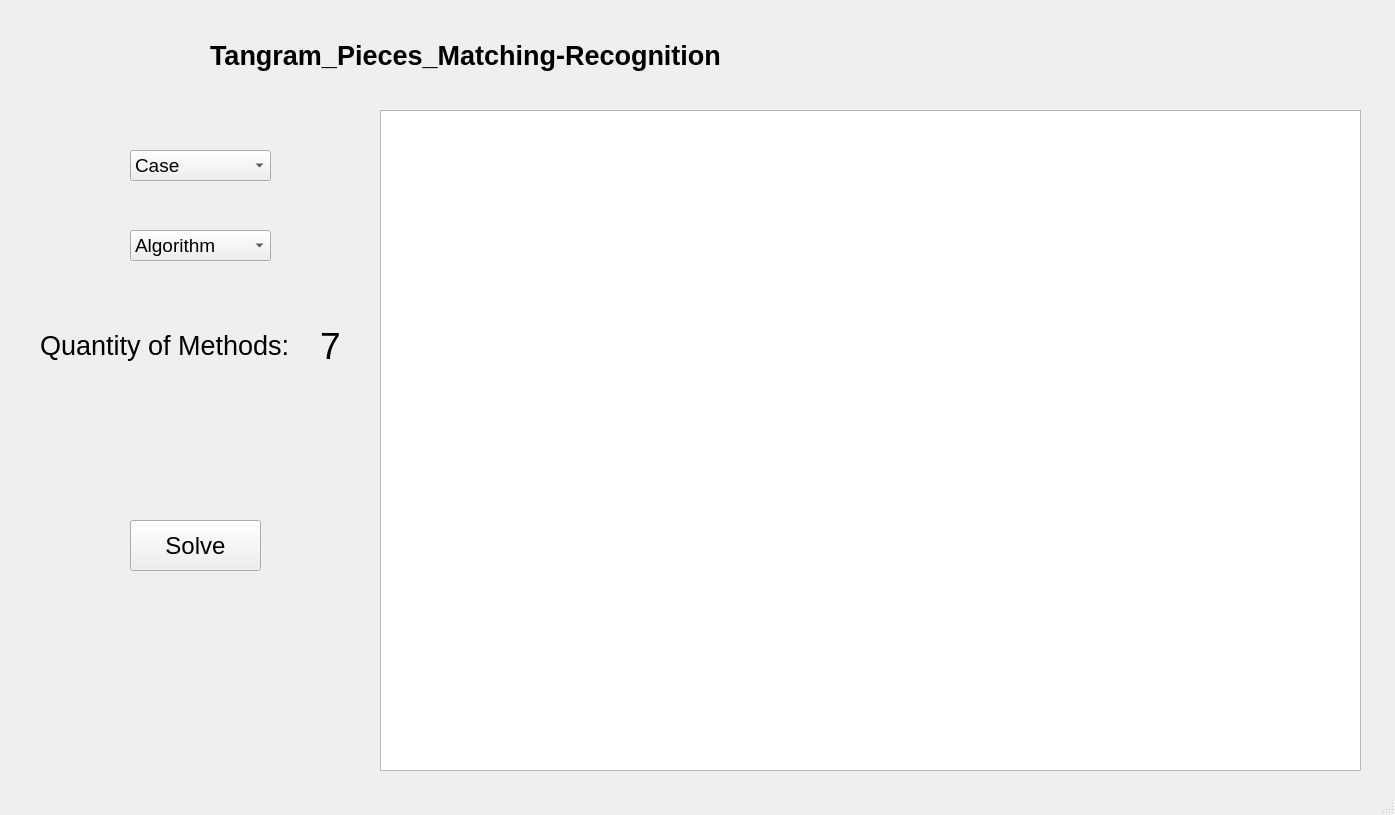
The window that Tangram/gui.ui (MUST-Quick-Fry/Tangram_Pieces_Matching_Recognition) describes before a commit, drawn with Qt 5.
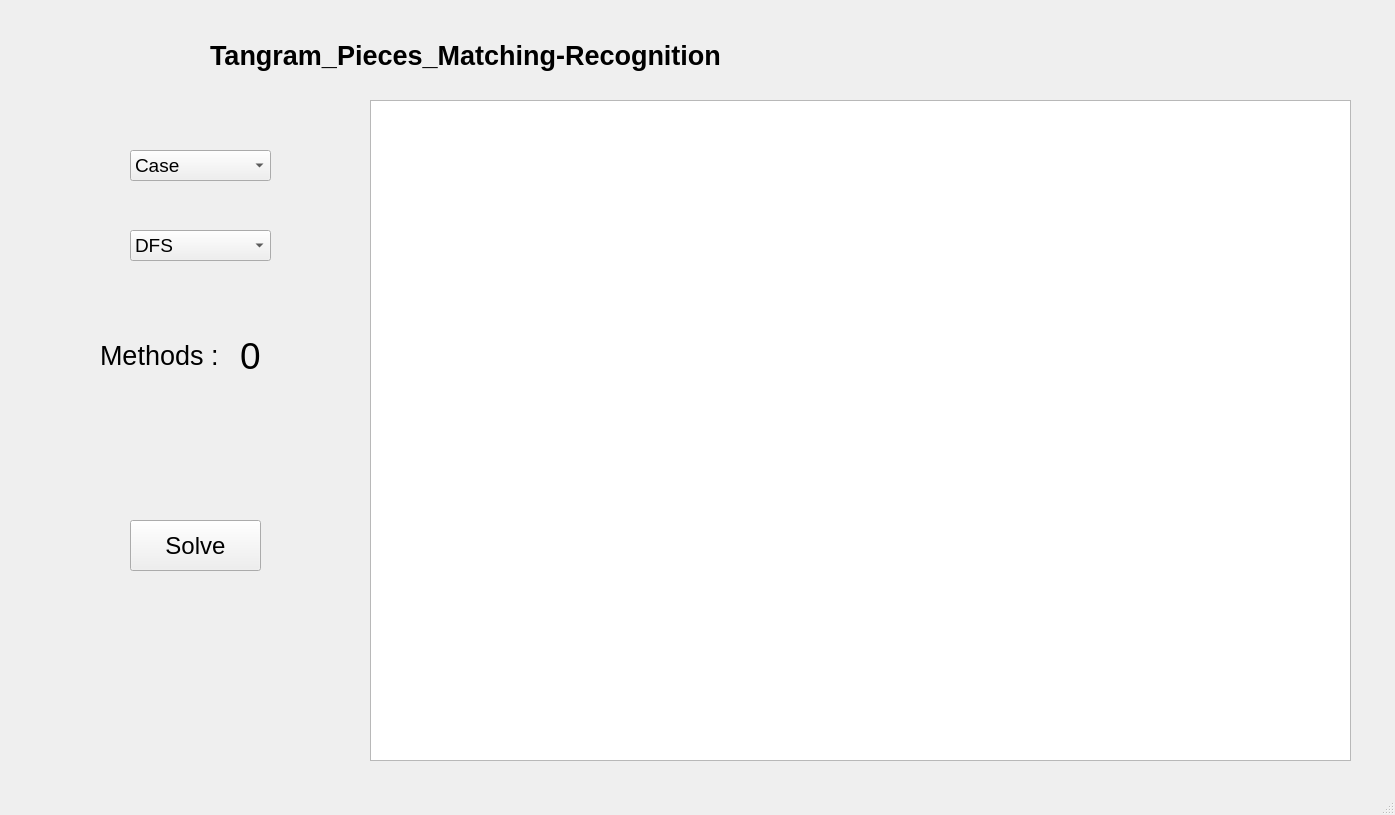
The same window after the commit.

```diff
--- a/Tangram/gui.ui
+++ b/Tangram/gui.ui
@@ -42,10 +42,13 @@
     </property>
    </widget>
    <widget class="QGraphicsView" name="graphicsView">
+    <property name="enabled">
+     <bool>true</bool>
+    </property>
     <property name="geometry">
      <rect>
-      <x>380</x>
-      <y>110</y>
+      <x>370</x>
+      <y>100</y>
       <width>981</width>
       <height>661</height>
      </rect>
@@ -186,11 +189,6 @@
       <pointsize>14</pointsize>
      </font>
     </property>
-    <item>
-     <property name="text">
-      <string>Algorithm</string>
-     </property>
-    </item>
     <item>
      <property name="text">
       <string>DFS</string>
@@ -215,9 +213,9 @@
    <widget class="QLabel" name="label_2">
     <property name="geometry">
      <rect>
-      <x>40</x>
-      <y>320</y>
-      <width>261</width>
+      <x>100</x>
+      <y>330</y>
+      <width>131</width>
       <height>51</height>
      </rect>
     </property>
@@ -227,15 +225,15 @@
      </font>
     </property>
     <property name="text">
-     <string>Quantity of Methods: </string>
+     <string>Methods : </string>
     </property>
    </widget>
    <widget class="QLabel" name="label_3">
     <property name="geometry">
      <rect>
-      <x>320</x>
-      <y>320</y>
-      <width>31</width>
+      <x>240</x>
+      <y>330</y>
+      <width>81</width>
       <height>51</height>
      </rect>
     </property>
@@ -245,7 +243,7 @@
      </font>
     </property>
     <property name="text">
-     <string>7</string>
+     <string>0</string>
     </property>
    </widget>
   </widget>
```
Left out of the diff: 12 changed lines with no effect on the pictures.
